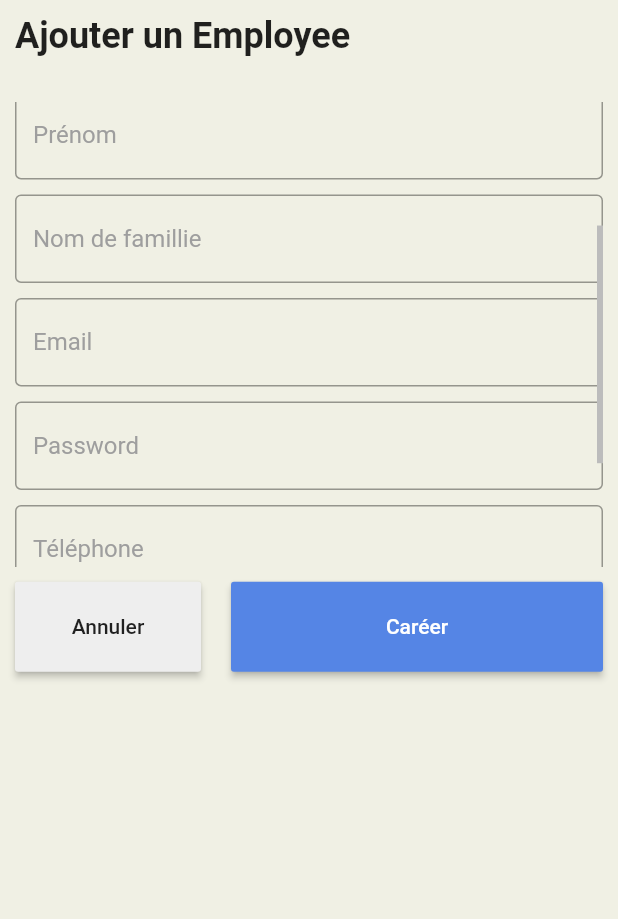
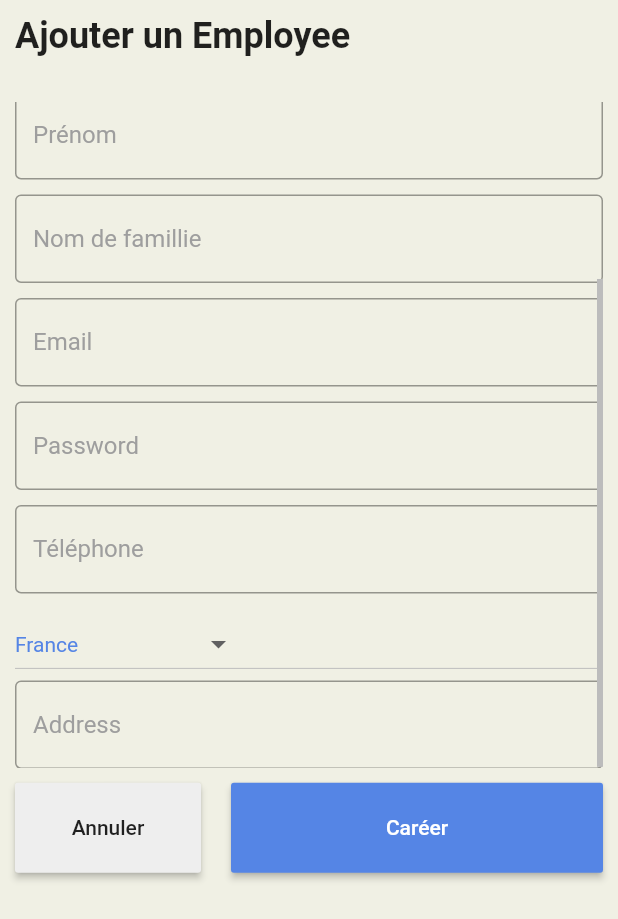
Before and after one commit to QonvexTech/obrero_web, a Flutter app: the EmployeeAdd widget shown alone on an empty page, opened directly, scrolled down 161 dp, on a phone screen of 412 x 824 dp. Shown: the top 919 px of the screen. Run offline on Flutter 3.47's test engine with Material 2 defaults, Android fonts, the phone set to English and light mode, and no system bars; our stand-ins replace date_picker_timeline, dotted_border, email_validator, file_picker, firebase_core, firebase_messaging and 9 more; missing offline and left inert: adaptive_container, address_search_field, universal_html; accounts and stored records are empty.

```diff
--- a/lib/view/dashboard/customer/customer_add.dart
+++ b/lib/view/dashboard/customer/customer_add.dart
@@ -49,7 +49,8 @@ class _CustomerAddState extends State<CustomerAdd> with SettingsHelper {
     return Container(
       width: size.width,
       height: size.height,
-      constraints: BoxConstraints(maxWidth: 800, maxHeight: size.height / 1.3),
+      constraints:
+          BoxConstraints(maxWidth: 800, maxHeight: (size.height * 0.6) + 40),
       padding: EdgeInsets.all(10),
       child: Form(
           child: Column(
--- a/lib/view/dashboard/employee/employee_add.dart
+++ b/lib/view/dashboard/employee/employee_add.dart
@@ -47,7 +47,8 @@ class _CustomerAddState extends State<EmployeeAdd> with SettingsHelper {
     return Container(
       width: size.width,
       height: size.height,
-      constraints: BoxConstraints(maxWidth: 800, maxHeight: size.height / 1.8),
+      constraints:
+          BoxConstraints(maxWidth: 800, maxHeight: (size.height * 0.7) + 15),
       padding: EdgeInsets.all(10),
       child: Form(
           child: Column(
```
Also changed, not shown: lib/services/employee_service.dart (+16 -10 lines).
